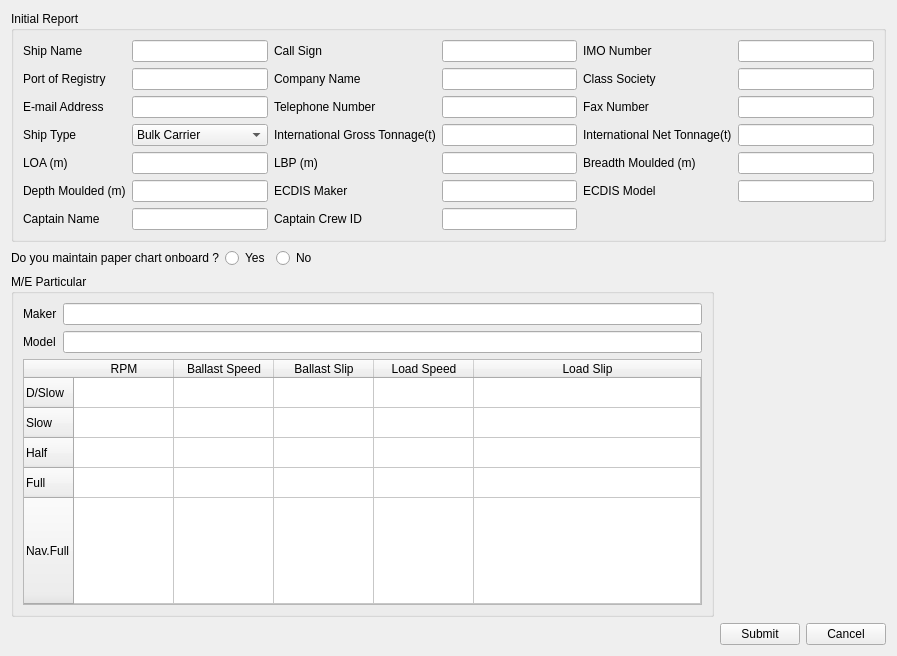
Old version of the form QtUi/initialReport.ui in the repository heavenlxj/emgui.
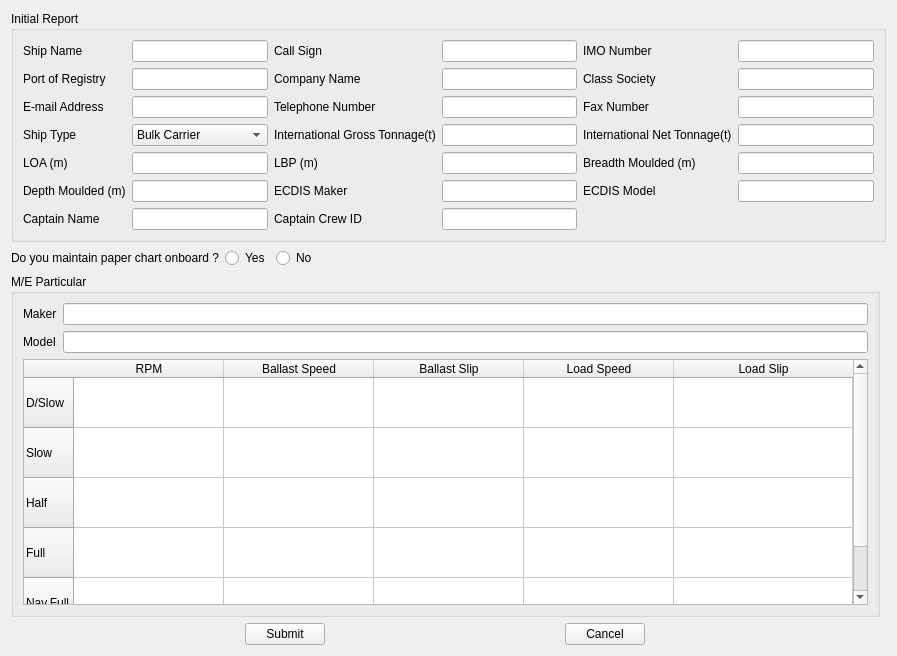
New version of the form.

```diff
--- a/QtUi/initialReport.ui
+++ b/QtUi/initialReport.ui
@@ -488,6 +488,12 @@
         <attribute name="horizontalHeaderCascadingSectionResizes">
          <bool>true</bool>
         </attribute>
+        <attribute name="horizontalHeaderDefaultSectionSize">
+         <number>150</number>
+        </attribute>
+        <attribute name="horizontalHeaderMinimumSectionSize">
+         <number>100</number>
+        </attribute>
         <attribute name="horizontalHeaderStretchLastSection">
          <bool>true</bool>
         </attribute>
@@ -497,9 +503,15 @@
         <attribute name="verticalHeaderCascadingSectionResizes">
          <bool>true</bool>
         </attribute>
+        <attribute name="verticalHeaderDefaultSectionSize">
+         <number>50</number>
+        </attribute>
         <attribute name="verticalHeaderHighlightSections">
          <bool>true</bool>
         </attribute>
+        <attribute name="verticalHeaderMinimumSectionSize">
+         <number>50</number>
+        </attribute>
         <attribute name="verticalHeaderStretchLastSection">
          <bool>true</bool>
         </attribute>
@@ -758,17 +770,38 @@
      </layout>
     </widget>
    </item>
-   <item row="3" column="1">
+   <item row="3" column="0">
     <layout class="QHBoxLayout" name="horizontalLayout">
      <item>
       <widget class="QPushButton" name="submitButton">
+       <property name="sizePolicy">
+        <sizepolicy hsizetype="Fixed" vsizetype="Fixed">
+         <horstretch>0</horstretch>
+         <verstretch>0</verstretch>
+        </sizepolicy>
+       </property>
        <property name="text">
         <string>Submit</string>
        </property>
+       <property name="checkable">
+        <bool>false</bool>
+       </property>
+       <property name="autoDefault">
+        <bool>false</bool>
+       </property>
+       <property name="default">
+        <bool>false</bool>
+       </property>
       </widget>
      </item>
      <item>
       <widget class="QPushButton" name="cancelButton">
+       <property name="sizePolicy">
+        <sizepolicy hsizetype="Fixed" vsizetype="Fixed">
+         <horstretch>0</horstretch>
+         <verstretch>0</verstretch>
+        </sizepolicy>
+       </property>
        <property name="text">
         <string>Cancel</string>
        </property>
```
